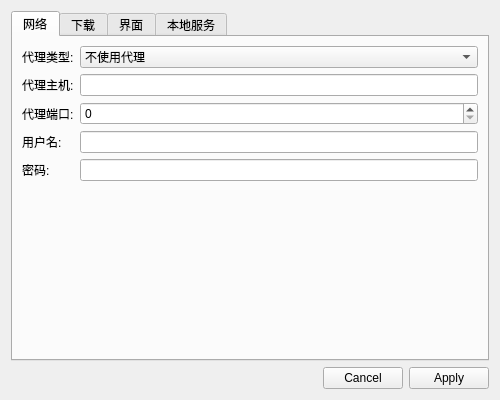
Above: settingsdialog.ui from programming666/Downloader before the change. Below: the same form after it.
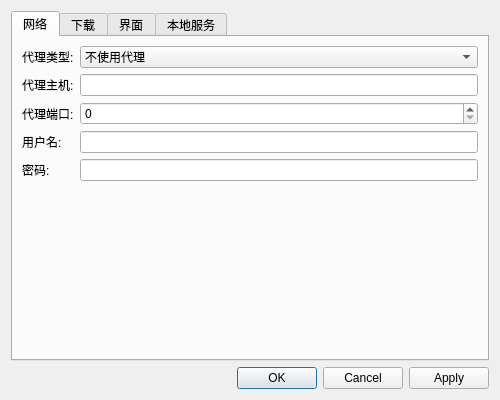
That is the form after the change.

Commit message: 4 dialogs: critical/high 校验与体验修复

```diff
--- a/settingsdialog.ui
+++ b/settingsdialog.ui
@@ -219,7 +219,7 @@
       <enum>Qt::Orientation::Horizontal</enum>
      </property>
      <property name="standardButtons">
-      <set>QDialogButtonBox::StandardButton::Apply|QDialogButtonBox::StandardButton::Cancel</set>
+      <set>QDialogButtonBox::StandardButton::Ok|QDialogButtonBox::StandardButton::Apply|QDialogButtonBox::StandardButton::Cancel</set>
      </property>
     </widget>
    </item>
```
The commit also changes 8 other files.
